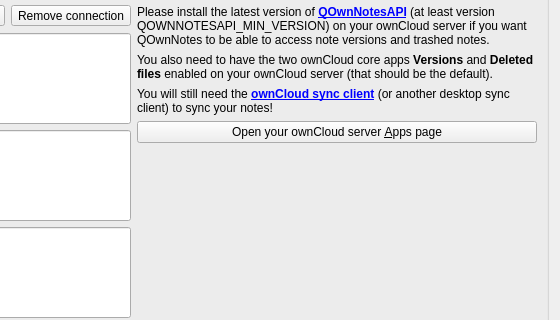
This is src/dialogs/settingsdialog.ui in pbek/QOwnNotes as Qt 5 draws it before an edit; both pictures show x 472 to 1032 and y 124 to 444 of the 1032 by 964 pixel window. The edited form follows.
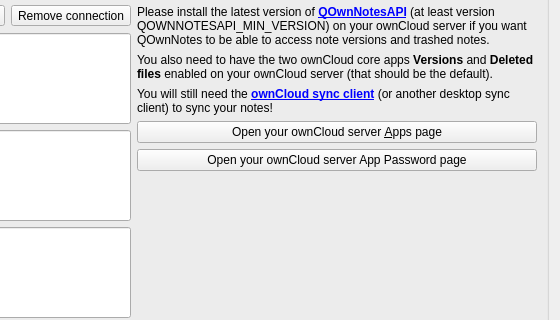
This is the edited form. The open tabs and pages were chosen to show the change. Icons and pictures are not drawn. Custom widgets are drawn as their Qt base class.

Commit message: Add app password page button

```diff
--- a/src/dialogs/settingsdialog.ui
+++ b/src/dialogs/settingsdialog.ui
@@ -919,6 +919,26 @@
                     </property>
                    </widget>
                   </item>
+                  <item>
+                   <widget class="QPushButton" name="ownCloudServerAppPasswordPageButton">
+                    <property name="minimumSize">
+                     <size>
+                      <width>400</width>
+                      <height>0</height>
+                     </size>
+                    </property>
+                    <property name="toolTip">
+                     <string>Opens your ownCloud server App Password page in your webbrowser to create a new app password for the application</string>
+                    </property>
+                    <property name="text">
+                     <string>Open your ownCloud server App Password page</string>
+                    </property>
+                    <property name="icon">
+                     <iconset theme="text-html" resource="../breeze-qownnotes.qrc">
+                      <normaloff>:/icons/breeze-qownnotes/16x16/text-html.svg</normaloff>:/icons/breeze-qownnotes/16x16/text-html.svg</iconset>
+                    </property>
+                   </widget>
+                  </item>
                   <item>
                    <spacer name="verticalSpacer_3">
                     <property name="orientation">
```
Left out of the diff: 138 changed lines with no effect on the pictures. The commit also changes 57 other files.
